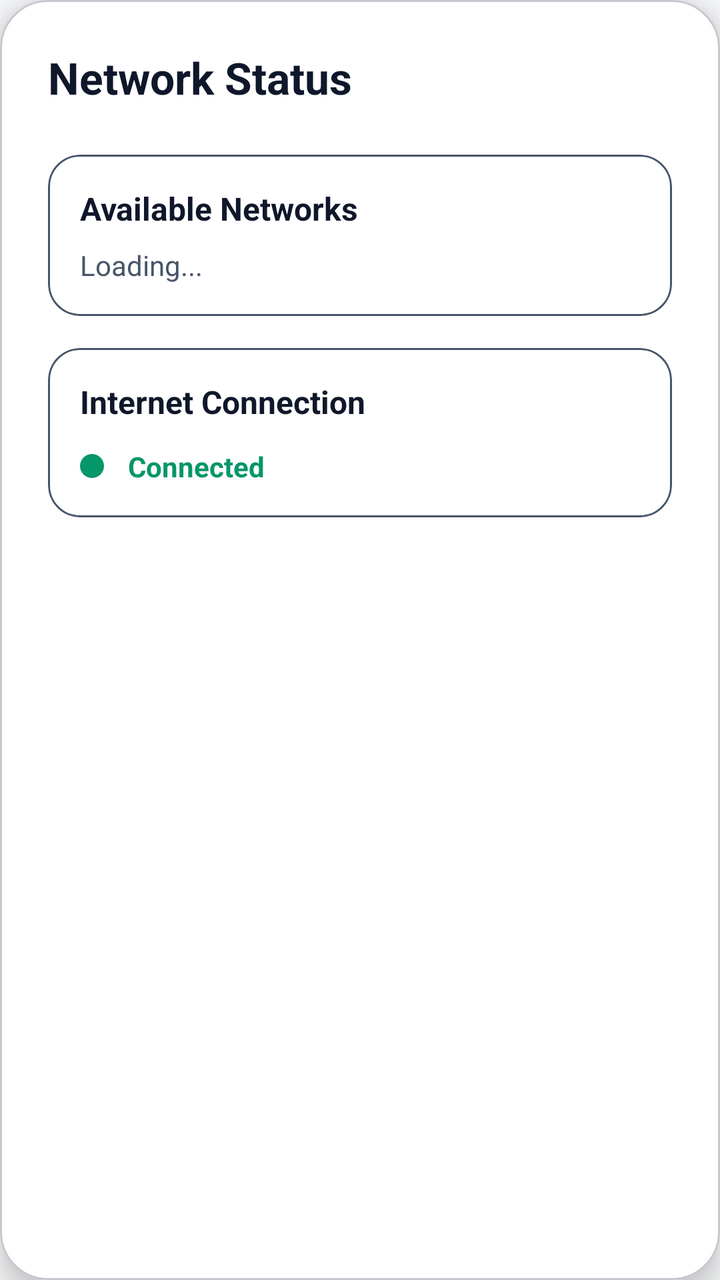
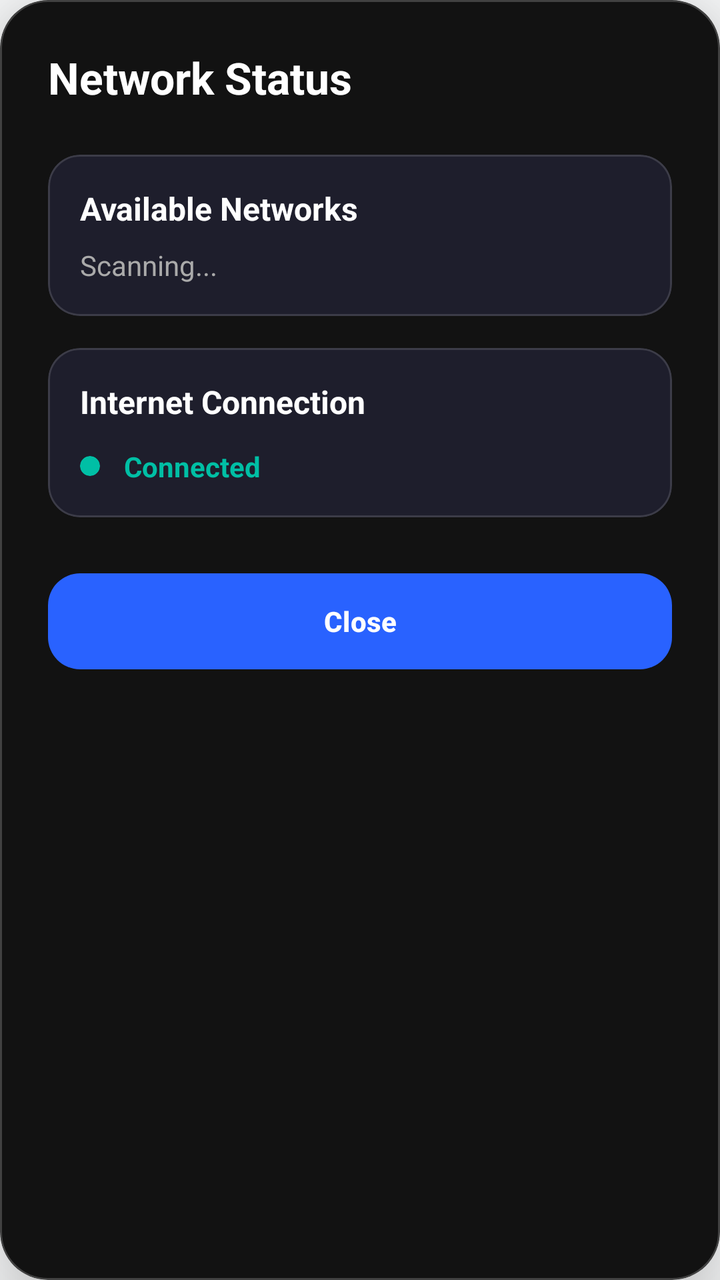

Compare the two renders of this Android layout. The source of the first and the diff that turns it into the second are given below.
<!-- AndroidManifest.xml: application theme Theme.DisasterComm -->
<!-- res/layout/dialog_network_status.xml -->
<?xml version="1.0" encoding="utf-8"?>
<com.google.android.material.card.MaterialCardView
    xmlns:android="http://schemas.android.com/apk/res/android"
    xmlns:app="http://schemas.android.com/apk/res-auto"
    android:layout_width="match_parent"
    android:layout_height="wrap_content"
    app:cardCornerRadius="24dp"
    app:cardElevation="8dp"
    app:cardBackgroundColor="@color/surface">

    <ScrollView
        android:layout_width="match_parent"
        android:layout_height="wrap_content">

        <LinearLayout
            android:layout_width="match_parent"
            android:layout_height="wrap_content"
            android:orientation="vertical"
            android:padding="24dp">

            
            <TextView
                android:layout_width="wrap_content"
                android:layout_height="wrap_content"
                android:text="Network Status"
                android:textSize="22sp"
                android:textStyle="bold"
                android:textColor="@color/text_primary"
                android:layout_marginBottom="24dp"/>

            
            <com.google.android.material.card.MaterialCardView
                android:layout_width="match_parent"
                android:layout_height="wrap_content"
                android:layout_marginBottom="16dp"
                app:cardCornerRadius="16dp"
                app:cardElevation="0dp"
                app:strokeWidth="1dp"
                app:strokeColor="@color/text_secondary">

                <LinearLayout
                    android:layout_width="match_parent"
                    android:layout_height="wrap_content"
                    android:orientation="vertical"
                    android:padding="16dp">

                    <TextView
                        android:layout_width="wrap_content"
                        android:layout_height="wrap_content"
                        android:text="Available Networks"
                        android:textStyle="bold"
                        android:textSize="16sp"
                        android:textColor="@color/text_primary"/>

                    <TextView
                        android:id="@+id/tvAvailableNetworks"
                        android:layout_width="wrap_content"
                        android:layout_height="wrap_content"
                        android:layout_marginTop="8dp"
                        android:text="Loading..."
                        android:textSize="14sp"
                        android:textColor="@color/text_secondary"/>
                </LinearLayout>
            </com.google.android.material.card.MaterialCardView>

            
            <com.google.android.material.card.MaterialCardView
                android:layout_width="match_parent"
                android:layout_height="wrap_content"
                app:cardCornerRadius="16dp"
                app:cardElevation="0dp"
                app:strokeWidth="1dp"
                app:strokeColor="@color/text_secondary">

                <LinearLayout
                    android:layout_width="match_parent"
                    android:layout_height="wrap_content"
                    android:orientation="vertical"
                    android:padding="16dp">

                    <TextView
                        android:layout_width="wrap_content"
                        android:layout_height="wrap_content"
                        android:text="Internet Connection"
                        android:textStyle="bold"
                        android:textSize="16sp"
                        android:textColor="@color/text_primary"/>

                    <LinearLayout
                        android:layout_width="match_parent"
                        android:layout_height="wrap_content"
                        android:orientation="horizontal"
                        android:layout_marginTop="12dp"
                        android:gravity="center_vertical">

                        <View
                            android:id="@+id/viewInternetStatus"
                            android:layout_width="12dp"
                            android:layout_height="12dp"
                            android:background="@drawable/circle_background"
                            android:backgroundTint="@color/connected_green"/>

                        <TextView
                            android:id="@+id/tvInternetStatus"
                            android:layout_width="wrap_content"
                            android:layout_height="wrap_content"
                            android:layout_marginStart="12dp"
                            android:text="Connected"
                            android:textStyle="bold"
                            android:textSize="14sp"
                            android:textColor="@color/connected_green"/>
                    </LinearLayout>
                </LinearLayout>
            </com.google.android.material.card.MaterialCardView>

        </LinearLayout>
    </ScrollView>
</com.google.android.material.card.MaterialCardView>
<!-- resources referenced by this layout -->
<resources>
  <color name="connected_green">@color/success</color>
  <color name="surface">#FFFFFF</color>
  <color name="text_primary">#0F172A</color>
  <color name="text_secondary">#475569</color>
  <!-- drawable circle_background (drawable) -->
  <?xml version="1.0" encoding="utf-8"?>
  <shape xmlns:android="http://schemas.android.com/apk/res/android"
      android:shape="oval">
      <solid android:color="#EEEEEE"/>
  </shape>
  <style name="Theme.DisasterComm" parent="Theme.Material3.DayNight.NoActionBar">
          
          <item name="colorPrimary">@color/primary</item>
          <item name="colorPrimaryVariant">@color/primary_variant</item>
          <item name="colorOnPrimary">@color/text_on_primary</item>
          
          
          <item name="colorSecondary">@color/secondary</item>
          <item name="colorSecondaryVariant">@color/secondary_variant</item>
          <item name="colorOnSecondary">@color/white</item>
          
          
          <item name="android:windowBackground">@color/background</item>
          <item name="colorSurface">@color/surface</item>
          <item name="colorOnSurface">@color/text_primary</item>
          
          
          <item name="android:statusBarColor">@color/primary_variant</item>
          <item name="android:windowLightStatusBar">false</item>
          
          
          <item name="elevationOverlayEnabled">false</item>
          
          
          <item name="materialButtonStyle">@style/Widget.App.Button</item>
      </style>
  <color name="success">#059669</color>
  <color name="primary">#0047FF</color>
  <color name="primary_variant">#092FA4</color>
  <color name="text_on_primary">#FFFFFF</color>
  <color name="secondary">#0047FF</color>
  <color name="secondary_variant">#092FA4</color>
  <color name="white">#FFFFFF</color>
  <color name="background">#F8F9FA</color>
  <style name="Widget.App.Button" parent="Widget.Material3.Button">
          <item name="android:minHeight">48dp</item>
          <item name="android:minWidth">48dp</item>
          <item name="android:stateListAnimator">@null</item> 
          <item name="android:elevation">0dp</item>
      </style>
</resources>

<!-- the commit's change to res/layout/dialog_network_status.xml (unified diff, before → after) -->
@@ -5,8 +5,10 @@
     android:layout_width="match_parent"
     android:layout_height="wrap_content"
     app:cardCornerRadius="24dp"
-    app:cardElevation="8dp"
-    app:cardBackgroundColor="@color/surface">
+    app:cardElevation="24dp"
+    app:strokeWidth="1dp"
+    app:strokeColor="#33FFFFFF"
+    app:cardBackgroundColor="#121212">
 
     <ScrollView
         android:layout_width="match_parent"
@@ -18,14 +20,13 @@
             android:orientation="vertical"
             android:padding="24dp">
 
-            
             <TextView
                 android:layout_width="wrap_content"
                 android:layout_height="wrap_content"
                 android:text="Network Status"
                 android:textSize="22sp"
                 android:textStyle="bold"
-                android:textColor="@color/text_primary"
+                android:textColor="#FFFFFF"
                 android:layout_marginBottom="24dp"/>
 
             
@@ -34,32 +35,33 @@
                 android:layout_height="wrap_content"
                 android:layout_marginBottom="16dp"
                 app:cardCornerRadius="16dp"
-                app:cardElevation="0dp"
                 app:strokeWidth="1dp"
-                app:strokeColor="@color/text_secondary">
-
+                app:strokeColor="#22FFFFFF"
+                app:cardBackgroundColor="#1E1E2C">
+                
                 <LinearLayout
                     android:layout_width="match_parent"
                     android:layout_height="wrap_content"
                     android:orientation="vertical"
                     android:padding="16dp">
-
+                    
                     <TextView
                         android:layout_width="wrap_content"
                         android:layout_height="wrap_content"
                         android:text="Available Networks"
                         android:textStyle="bold"
+                        android:textColor="#FFFFFF"
                         android:textSize="16sp"
-                        android:textColor="@color/text_primary"/>
-
+                        android:layout_marginBottom="8dp"/>
+                        
                     <TextView
                         android:id="@+id/tvAvailableNetworks"
                         android:layout_width="wrap_content"
                         android:layout_height="wrap_content"
-                        android:layout_marginTop="8dp"
-                        android:text="Loading..."
+                        android:textColor="#AAAAAA"
                         android:textSize="14sp"
-                        android:textColor="@color/text_secondary"/>
+                        android:lineSpacingExtra="4dp"
+                        android:text="Scanning..."/>
                 </LinearLayout>
             </com.google.android.material.card.MaterialCardView>
 
@@ -67,52 +69,63 @@
             <com.google.android.material.card.MaterialCardView
                 android:layout_width="match_parent"
                 android:layout_height="wrap_content"
+                android:layout_marginBottom="24dp"
                 app:cardCornerRadius="16dp"
-                app:cardElevation="0dp"
                 app:strokeWidth="1dp"
-                app:strokeColor="@color/text_secondary">
-
+                app:strokeColor="#22FFFFFF"
+                app:cardBackgroundColor="#1E1E2C">
+                
                 <LinearLayout
                     android:layout_width="match_parent"
                     android:layout_height="wrap_content"
                     android:orientation="vertical"
                     android:padding="16dp">
-
+                    
                     <TextView
                         android:layout_width="wrap_content"
                         android:layout_height="wrap_content"
                         android:text="Internet Connection"
                         android:textStyle="bold"
+                        android:textColor="#FFFFFF"
                         android:textSize="16sp"
-                        android:textColor="@color/text_primary"/>
-
+                        android:layout_marginBottom="12dp"/>
+                        
                     <LinearLayout
                         android:layout_width="match_parent"
                         android:layout_height="wrap_content"
-                        android:orientation="horizontal"
-                        android:layout_marginTop="12dp"
-                        android:gravity="center_vertical">
-
-                        <View
-                            android:id="@+id/viewInternetStatus"
-                            android:layout_width="12dp"
-                            android:layout_height="12dp"
-                            android:background="@drawable/circle_background"
-                            android:backgroundTint="@color/connected_green"/>
-
+                        android:gravity="center_vertical"
+                        android:orientation="horizontal">
+                        
+                        
+                        <com.google.android.material.card.MaterialCardView
+                            android:id="@+id/statusIndicator"
+                            android:layout_width="10dp"
+                            android:layout_height="10dp"
+                            android:layout_marginEnd="12dp"
+                            app:cardCornerRadius="5dp"
+                            app:cardBackgroundColor="#00BFA5"
+                            app:strokeWidth="0dp" />
+                            
                         <TextView
-                            android:id="@+id/tvInternetStatus"
+                            android:id="@+id/tvInternetConnection"
                             android:layout_width="wrap_content"
                             android:layout_height="wrap_content"
-                            android:layout_marginStart="12dp"
-                            android:text="Connected"
+                            android:textColor="#00BFA5"
                             android:textStyle="bold"
-                            android:textSize="14sp"
-                            android:textColor="@color/connected_green"/>
+                            android:text="Connected"/>
                     </LinearLayout>
                 </LinearLayout>
             </com.google.android.material.card.MaterialCardView>
 
+            <com.google.android.material.button.MaterialButton
+                android:id="@+id/btnClose"
+                android:layout_width="match_parent"
+                android:layout_height="56dp"
+                android:text="Close"
+                android:textColor="#FFFFFF"
+                android:textStyle="bold"
+                app:backgroundTint="#2962FF"
+                app:cornerRadius="16dp"/>
         </LinearLayout>
     </ScrollView>
 </com.google.android.material.card.MaterialCardView>
<!-- resource entries referenced after the edit -->
@@ -1,15 +1,7 @@
 <!-- resources referenced by this layout -->
 <resources>
-  <color name="connected_green">@color/success</color>
   <color name="surface">#FFFFFF</color>
   <color name="text_primary">#0F172A</color>
-  <color name="text_secondary">#475569</color>
-  <!-- drawable circle_background (drawable) -->
-  <?xml version="1.0" encoding="utf-8"?>
-  <shape xmlns:android="http://schemas.android.com/apk/res/android"
-      android:shape="oval">
-      <solid android:color="#EEEEEE"/>
-  </shape>
   <style name="Theme.DisasterComm" parent="Theme.Material3.DayNight.NoActionBar">
           
           <item name="colorPrimary">@color/primary</item>
@@ -36,7 +28,6 @@
           
           <item name="materialButtonStyle">@style/Widget.App.Button</item>
       </style>
-  <color name="success">#059669</color>
   <color name="primary">#0047FF</color>
   <color name="primary_variant">#092FA4</color>
   <color name="text_on_primary">#FFFFFF</color>
